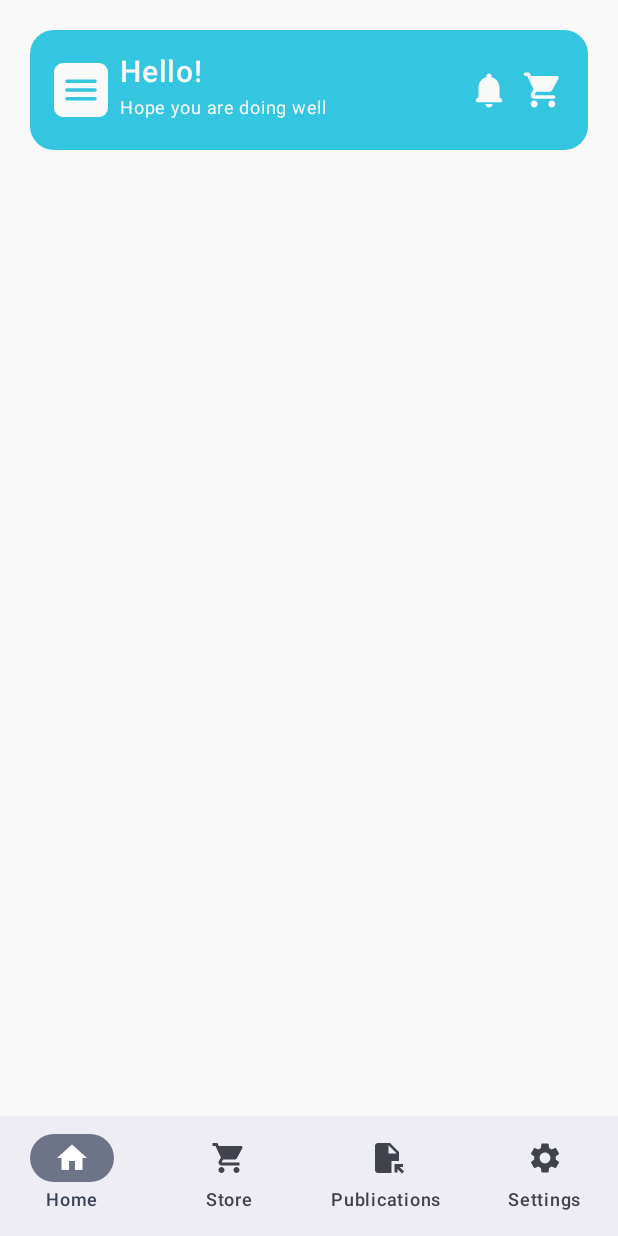
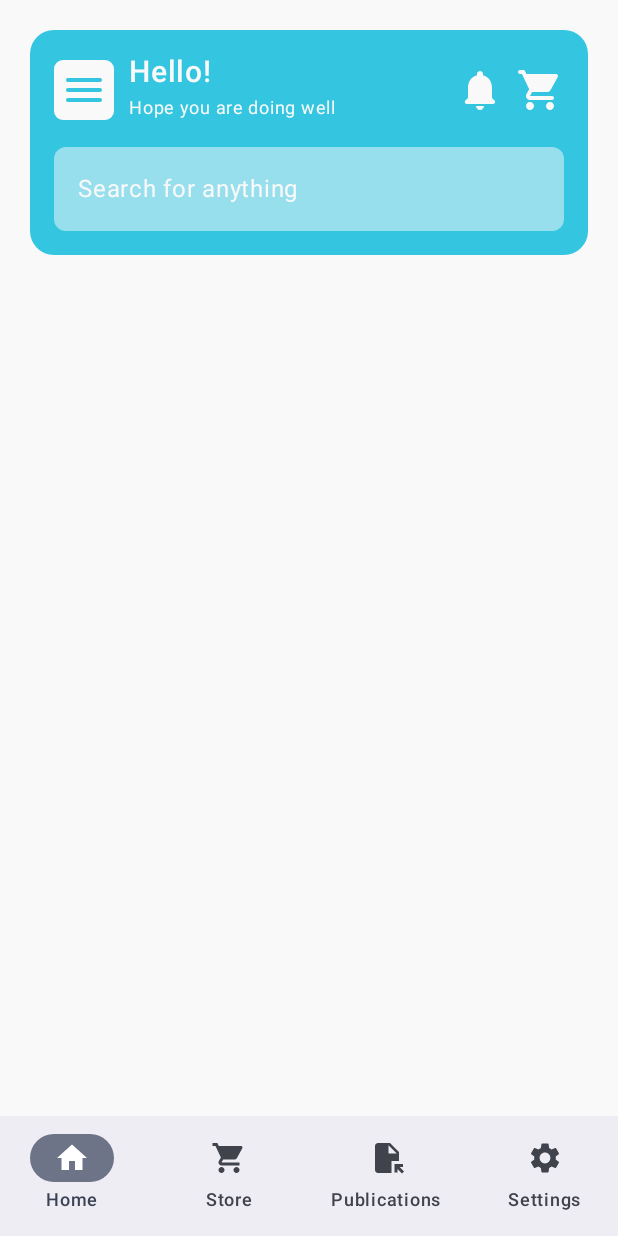
Before and after one commit to GRACENOBLE/afya, an Android app built with Jetpack Compose: the screen it shows after launch (MainActivity), on a phone screen of 412 x 824 dp. Run offline under Robolectric (Android 15) with nearby library versions, the phone set to English and light mode, and no system bars.

Commit message:
Refactor: Extract Header composable and add SearchBar
This commit refactors the `HomeScreen` by extracting the header section into a new `Header` composable. It also introduces a `SearchBar` composable within the new `Header`.

Key changes:
- Created `Header.kt` and moved the header UI code from `HomeScreen.kt` into the `Header` composable function.
- `HomeScreen.kt` now calls the `Header()` composable.
- Added a new `SearchBar` composable function within `Header.kt`. This composable uses an `OutlinedTextField` for search input.
- Styled the `SearchBar` with a placeholder text "Search for anything" and customized colors for focused and unfocused states.
- Increased the size of `Menu`, `Notifications`, and `ShoppingCart` icons in the `Header` from `28.dp` to `32.dp`.
- Added a `Spacer` with `10.dp` width between the menu icon and the "Hello!" text, and a `Spacer` with `14.dp` height between the user greeting row and the new `SearchBar`.
- Created an empty `QuickHelp.kt` file.

```diff
--- /dev/null
+++ b/app/src/main/java/com/example/afya/ui/home/Header.kt
@@ -0,0 +1,134 @@
+package com.example.afya.ui.home
+
+import androidx.compose.foundation.background
+import androidx.compose.foundation.layout.Box
+import androidx.compose.foundation.layout.Column
+import androidx.compose.foundation.layout.Row
+import androidx.compose.foundation.layout.Spacer
+import androidx.compose.foundation.layout.fillMaxSize
+import androidx.compose.foundation.layout.fillMaxWidth
+import androidx.compose.foundation.layout.height
+import androidx.compose.foundation.layout.padding
+import androidx.compose.foundation.layout.size
+import androidx.compose.foundation.layout.width
+import androidx.compose.foundation.shape.RoundedCornerShape
+import androidx.compose.material.icons.Icons
+import androidx.compose.material.icons.rounded.Menu
+import androidx.compose.material.icons.rounded.Notifications
+import androidx.compose.material.icons.rounded.ShoppingCart
+import androidx.compose.material3.Icon
+import androidx.compose.material3.OutlinedTextField
+import androidx.compose.material3.OutlinedTextFieldDefaults
+import androidx.compose.material3.Text
+import androidx.compose.runtime.Composable
+import androidx.compose.runtime.mutableStateOf
+import androidx.compose.runtime.remember
+import androidx.compose.runtime.setValue
+import androidx.compose.runtime.getValue
+import androidx.compose.ui.Alignment
+import androidx.compose.ui.Modifier
+import androidx.compose.ui.draw.clip
+import androidx.compose.ui.graphics.Color
+import androidx.compose.ui.text.Placeholder
+import androidx.compose.ui.text.font.FontWeight
+import androidx.compose.ui.tooling.preview.Preview
+import androidx.compose.ui.unit.dp
+import androidx.compose.ui.unit.sp
+import com.example.afya.ui.theme.AfyaBlue
+import com.example.afya.ui.theme.AfyaWhite
+
+@Composable
+fun Header() {
+    Box(
+        modifier = Modifier
+            .fillMaxSize()
+            .background(color = AfyaWhite)
+            .padding(20.dp),
+    ) {
+        Row(
+            modifier = Modifier
+                .fillMaxWidth()
+                .clip(RoundedCornerShape(16.dp))
+                .background(color = AfyaBlue)
+                .padding(16.dp)
+
+
+        ) {
+            Column {
+                Row(
+                    modifier = Modifier.fillMaxWidth(),
+                    verticalAlignment = Alignment.CenterVertically
+                ) {
+                    Box(
+                        modifier = Modifier
+                            .clip(RoundedCornerShape(6.dp))
+                            .background(color = AfyaWhite)
+                            .padding(4.dp)
+                    ) {
+                        Icon(
+                            imageVector = Icons.Rounded.Menu,
+                            contentDescription = "Menu",
+                            tint = AfyaBlue,
+                            modifier = Modifier.size(32.dp)
+                        )
+                    }
+                    Spacer(modifier = Modifier.width(10.dp))
+                    Column {
+                        Text(
+                            "Hello!",
+                            color = AfyaWhite,
+                            fontSize = 20.sp,
+                            fontWeight = FontWeight.SemiBold
+                        )
+                        Text("Hope you are doing well", color = AfyaWhite, fontSize = 12.sp)
+                    }
+                    Spacer(modifier = Modifier.weight(1f))
+                    Row {
+                        Icon(
+                            imageVector = Icons.Rounded.Notifications,
+                            contentDescription = "Menu",
+                            tint = AfyaWhite,
+                            modifier = Modifier.size(32.dp)
+                        )
+                        Spacer(modifier = Modifier.width(8.dp))
+                        Icon(
+                            imageVector = Icons.Rounded.ShoppingCart,
+                            contentDescription = "Menu",
+                            tint = AfyaWhite,
+                            modifier = Modifier.size(32.dp)
+                        )
+                    }
+                }
+                Spacer(modifier = Modifier.height(14.dp))
+                Box() {
+                    SearchBar()
+                }
+            }
+        }
+    }
+}
+
+@Composable
+fun SearchBar() {
+    var text by remember { mutableStateOf("") }
+    OutlinedTextField(
+        value = text,
+        onValueChange = { text = it },
+        placeholder = { Text("Search for anything", color = AfyaWhite) },
+        colors = OutlinedTextFieldDefaults.colors(
+            focusedBorderColor = Color.Transparent,
+            unfocusedBorderColor = Color.Transparent,
+            unfocusedContainerColor = AfyaWhite.copy(alpha = 0.5f),
+            focusedContainerColor = AfyaWhite
+        ),
+        modifier = Modifier
+            .fillMaxWidth()
+            .clip(RoundedCornerShape(8.dp))
+    )
+}
+
+@Preview
+@Composable
+fun SearchBarPreview() {
+    Header()
+}
--- a/app/src/main/java/com/example/afya/ui/home/HomeScreen.kt
+++ b/app/src/main/java/com/example/afya/ui/home/HomeScreen.kt
@@ -8,6 +8,7 @@ import androidx.compose.foundation.layout.Spacer
 import androidx.compose.foundation.layout.fillMaxSize
 import androidx.compose.foundation.layout.fillMaxWidth
 import androidx.compose.foundation.layout.fitInside
+import androidx.compose.foundation.layout.height
 import androidx.compose.foundation.layout.padding
 import androidx.compose.foundation.layout.size
 import androidx.compose.foundation.layout.width
@@ -29,79 +30,18 @@ import androidx.navigation.compose.rememberNavController
 import com.example.afya.ui.theme.AfyaBlue
 import com.example.afya.ui.theme.AfyaWhite
 import androidx.compose.material3.Icon
+import androidx.compose.material3.TextField
+import androidx.compose.runtime.mutableStateOf
+import androidx.compose.runtime.remember
 import androidx.compose.ui.Alignment
 import androidx.compose.ui.text.font.FontWeight
 import androidx.compose.ui.unit.sp
+import androidx.compose.material3.TextField
 
 @OptIn(ExperimentalMaterial3Api::class)
 @Composable
 fun HomeScreen(navController: NavHostController) {
-    Box(
-        modifier = Modifier
-            .fillMaxSize()
-            .background(color = AfyaWhite)
-            .padding(20.dp),
-    ) {
-        Row(
-            modifier = Modifier
-                .fillMaxWidth()
-                .clip(RoundedCornerShape(16.dp))
-                .background(color = AfyaBlue)
-                .padding(16.dp)
-
-
-        ) {
-            Column {
-                Row(modifier = Modifier.fillMaxWidth(), verticalAlignment = Alignment.CenterVertically){
-                    Box(
-                        modifier = Modifier
-                            .clip(RoundedCornerShape(6.dp))
-                            .background(color = AfyaWhite)
-                            .padding(4.dp)
-                    ) {
-                        Icon(
-                            imageVector = Icons.Rounded.Menu,
-                            contentDescription = "Menu",
-                            tint = AfyaBlue,
-                            modifier = Modifier.size(28.dp)
-                        )
-                    }
-                    Spacer(modifier = Modifier.width(8.dp))
-                    Column {
-                        Text(
-                            "Hello!",
-                            color = AfyaWhite,
-                            fontSize = 20.sp,
-                            fontWeight = FontWeight.SemiBold
-                        )
-                        Text("Hope you are doing well", color = AfyaWhite, fontSize = 12.sp)
-                    }
-                    Spacer(modifier = Modifier.weight(1f))
-                    Row {
-                        Icon(
-                            imageVector = Icons.Rounded.Notifications,
-                            contentDescription = "Menu",
-                            tint = AfyaWhite,
-                            modifier = Modifier.size(28.dp)
-                        )
-                        Spacer(modifier = Modifier.width(8.dp))
-                        Icon(
-                            imageVector = Icons.Rounded.ShoppingCart,
-                            contentDescription = "Menu",
-                            tint = AfyaWhite,
-                            modifier = Modifier.size(28.dp)
-                        )
-                    }
-                }
-//                Box() {
-//                    Text(
-//                        text = "Welcome to Afya!",
-//                        modifier = Modifier.align(Alignment.Center)
-//                    )
-//                }
-            }
-        }
-    }
+   Header()
 }
 
 @Preview
--- /dev/null
+++ b/app/src/main/java/com/example/afya/ui/home/QuickHelp.kt
@@ -0,0 +1 @@
+package com.example.afya.ui.home
```
